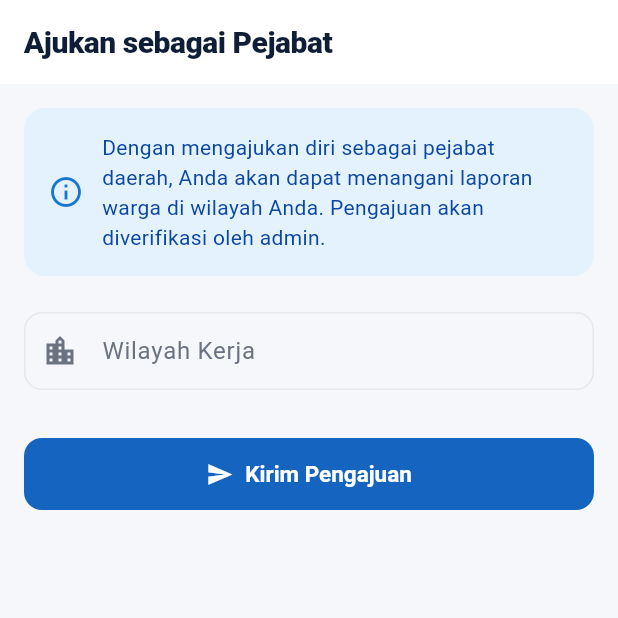
After one commit to AbimanyuDA/Jagain, a Flutter app: the RequestOfficialScreen screen opened by its route, on a phone screen of 412 x 824 dp, the top half of it. The commit adds this screen. Run offline on Flutter 3.47's test engine with Material 3 defaults, Android fonts, the phone set to English and light mode, and no system bars; our stand-ins replace cloud_firestore, equatable, firebase_auth, firebase_core, flutter_bloc, flutter_dotenv and 4 more; missing offline and left inert: minio; accounts and stored records are empty.

Commit message:
chore/integrate-settings-and-pejabat-navigation

```diff
--- a/lib/app/routes.dart
+++ b/lib/app/routes.dart
@@ -18,6 +18,8 @@ import '../features/auth/presentation/bloc/auth_bloc.dart';
 import '../features/auth/presentation/bloc/auth_state.dart';
 import '../features/auth/domain/user_model.dart';
 import '../features/pejabat_dashboard/presentation/pejabat_dashboard_screen.dart';
+import '../features/settings/presentation/settings_screen.dart';
+import '../features/settings/presentation/request_official_screen.dart';
 
 // Halaman-halaman yang boleh diakses tanpa login
 const _publicRoutes = ['/login', '/register'];
@@ -53,6 +55,8 @@ class AppRoutes {
   static const String adminAnalytics = '/admin/analytics';
   static const String profile = '/profile';
   static const String editProfile = '/edit-profile';
+  static const String settings = '/settings';
+  static const String requestOfficial = '/request-official';
 
   static GoRouter createRouter(BuildContext context) {
     final authBloc = context.read<AuthBloc>();
@@ -168,6 +172,14 @@ class AppRoutes {
             return ProfileScreen(targetUsername: username);
           },
         ),
+        GoRoute(
+          path: settings,
+          builder: (BuildContext context, GoRouterState state) => const SettingsScreen(),
+        ),
+        GoRoute(
+          path: requestOfficial,
+          builder: (BuildContext context, GoRouterState state) => const RequestOfficialScreen(),
+        ),
       ],
     );
   }
--- a/lib/features/auth/data/auth_repository.dart
+++ b/lib/features/auth/data/auth_repository.dart
@@ -87,6 +87,25 @@ class AuthRepository {
 
   Future<void> signOut() async {
     await _auth.signOut();
+  }
+
+  /// Mengajukan upgrade role citizen → official (belum terverifikasi).
+  /// Admin akan melihat pengajuan ini di /admin/officials.
+  Future<UserModel> requestUpgradeToOfficial({
+    required String uid,
+    required String wilayah,
+  }) async {
+    await _firestore.collection('users').doc(uid).update({
+      'role': UserRole.official.name,
+      'isVerified': false,
+      'wilayah': wilayah,
+    });
+
+    final updated = await getUser(uid);
+    if (updated == null) {
+      throw Exception('Gagal memuat data user setelah pengajuan.');
+    }
+    return updated;
   }
 
   Future<UserModel?> getUser(String uid) async {
--- a/lib/features/auth/presentation/bloc/auth_bloc.dart
+++ b/lib/features/auth/presentation/bloc/auth_bloc.dart
@@ -16,8 +16,7 @@ class AuthBloc extends Bloc<AuthEvent, AuthState> {
     on<AuthLoginRequested>(_onAuthLoginRequested);
     on<AuthRegisterRequested>(_onAuthRegisterRequested);
     on<AuthLogoutRequested>(_onAuthLogoutRequested);
-    on<AuthUserRefreshed>(_onAuthUserRefreshed);
-    on<AuthSwitchAccountRequested>(_onAuthSwitchAccountRequested);
+    on<AuthUpgradeToOfficialRequested>(_onUpgradeToOfficial);
   }
 
   void _onAuthCheckRequested(
@@ -90,6 +89,27 @@ class AuthBloc extends Bloc<AuthEvent, AuthState> {
     }
   }
 
+  void _onUpgradeToOfficial(
+    AuthUpgradeToOfficialRequested event,
+    Emitter<AuthState> emit,
+  ) async {
+    final currentState = state;
+    if (currentState is! AuthAuthenticated) return;
+
+    emit(AuthLoading());
+    try {
+      final updatedUser = await _repository.requestUpgradeToOfficial(
+        uid: currentState.user.uid,
+        wilayah: event.wilayah,
+      );
+      emit(AuthAuthenticated(user: updatedUser));
+    } catch (e) {
+      // Kembalikan state sebelumnya + emit error
+      emit(AuthAuthenticated(user: currentState.user));
+      emit(AuthError(e.toString()));
+    }
+  }
+
   void _onAuthUserRefreshed(AuthUserRefreshed event, Emitter<AuthState> emit) async {
     await SessionManager.addSession(event.user);
     emit(AuthAuthenticated(user: event.user));
--- a/lib/features/auth/presentation/bloc/auth_event.dart
+++ b/lib/features/auth/presentation/bloc/auth_event.dart
@@ -73,3 +73,14 @@ class AuthSwitchAccountRequested extends AuthEvent {
   @override
   List<Object?> get props => [uid];
 }
+
+class AuthUpgradeToOfficialRequested extends AuthEvent {
+  final String wilayah;
+
+  const AuthUpgradeToOfficialRequested({
+    required this.wilayah,
+  });
+
+  @override
+  List<Object?> get props => [wilayah];
+}
--- /dev/null
+++ b/lib/features/settings/presentation/request_official_screen.dart
@@ -0,0 +1,152 @@
+import 'package:flutter/material.dart';
+import 'package:flutter_bloc/flutter_bloc.dart';
+import 'package:go_router/go_router.dart';
+import '../../auth/presentation/bloc/auth_bloc.dart';
+import '../../auth/presentation/bloc/auth_event.dart';
+import '../../auth/presentation/bloc/auth_state.dart';
+
+class RequestOfficialScreen extends StatefulWidget {
+  const RequestOfficialScreen({super.key});
+
+  @override
+  State<RequestOfficialScreen> createState() => _RequestOfficialScreenState();
+}
+
+class _RequestOfficialScreenState extends State<RequestOfficialScreen> {
+  final _formKey = GlobalKey<FormState>();
+  final _wilayahController = TextEditingController();
+  bool _isSubmitting = false;
+
+  @override
+  void dispose() {
+    _wilayahController.dispose();
+    super.dispose();
+  }
+
+  void _submit() {
+    if (!_formKey.currentState!.validate()) return;
+
+    setState(() => _isSubmitting = true);
+
+    context.read<AuthBloc>().add(
+          AuthUpgradeToOfficialRequested(
+            wilayah: _wilayahController.text.trim(),
+          ),
+        );
+  }
+
+  @override
+  Widget build(BuildContext context) {
+    return Scaffold(
+      appBar: AppBar(title: const Text('Ajukan sebagai Pejabat')),
+      body: BlocListener<AuthBloc, AuthState>(
+        listener: (context, state) {
+          if (state is AuthAuthenticated) {
+            setState(() => _isSubmitting = false);
+            ScaffoldMessenger.of(context).showSnackBar(
+              const SnackBar(
+                content: Text(
+                  'Pengajuan berhasil! Menunggu verifikasi admin.',
+                ),
+                backgroundColor: Colors.green,
+              ),
+            );
+            context.pop(); // kembali ke settings
+          }
+          if (state is AuthError) {
+            setState(() => _isSubmitting = false);
+            ScaffoldMessenger.of(context).showSnackBar(
+              SnackBar(
+                content: Text('Gagal: ${state.message}'),
+                backgroundColor: Colors.red,
+              ),
+            );
+          }
+        },
+        child: SingleChildScrollView(
+          padding: const EdgeInsets.all(16),
+          child: Form(
+            key: _formKey,
+            child: Column(
+              crossAxisAlignment: CrossAxisAlignment.start,
+              children: [
+                // ── Info Card ──
+                Card(
+                  color: Colors.blue.shade50,
+                  child: Padding(
+                    padding: const EdgeInsets.all(16),
+                    child: Row(
+                      children: [
+                        Icon(Icons.info_outline, color: Colors.blue.shade700),
+                        const SizedBox(width: 12),
+                        Expanded(
+                          child: Text(
+                            'Dengan mengajukan diri sebagai pejabat daerah, '
+                            'Anda akan dapat menangani laporan warga di '
+                            'wilayah Anda. Pengajuan akan diverifikasi '
+                            'oleh admin.',
+                            style: TextStyle(color: Colors.blue.shade900),
+                          ),
+                        ),
+                      ],
+                    ),
+                  ),
+                ),
+
+                const SizedBox(height: 24),
+
+                // ── Wilayah ──
+                TextFormField(
+                  controller: _wilayahController,
+                  decoration: const InputDecoration(
+                    labelText: 'Wilayah Kerja',
+                    hintText: 'Contoh: Kota Surabaya',
+                    prefixIcon: Icon(Icons.location_city),
+                    border: OutlineInputBorder(),
+                  ),
+                  validator: (val) {
+                    if (val == null || val.trim().isEmpty) {
+                      return 'Wilayah wajib diisi';
+                    }
+                    if (val.trim().length < 3) {
+                      return 'Wilayah minimal 3 karakter';
+                    }
+                    return null;
+                  },
+                ),
+
+                const SizedBox(height: 32),
+
+                // ── Submit ──
+                SizedBox(
+                  width: double.infinity,
+                  height: 48,
+                  child: ElevatedButton.icon(
+                    onPressed: _isSubmitting ? null : _submit,
+                    icon: _isSubmitting
+                        ? const SizedBox(
+                            width: 18,
+                            height: 18,
+                            child: CircularProgressIndicator(
+                              strokeWidth: 2,
+                              color: Colors.white,
+                            ),
+                          )
+                        : const Icon(Icons.send),
+                    label: Text(
+                      _isSubmitting ? 'Mengirim...' : 'Kirim Pengajuan',
+                    ),
+                    style: ElevatedButton.styleFrom(
+                      backgroundColor: const Color(0xFF1565C0),
+                      foregroundColor: Colors.white,
+                    ),
+                  ),
+                ),
+              ],
+            ),
+          ),
+        ),
+      ),
+    );
+  }
+}
```
Also changed, not shown: lib/features/profile/presentation/profile_screen.dart (+18 -15 lines), lib/features/settings/presentation/settings_screen.dart (added, +287 -0 lines).
